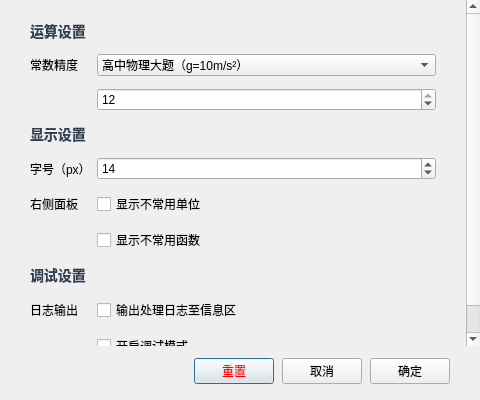
Old version of the form ui/settings.ui in the repository ljx-13/DimCalculator.
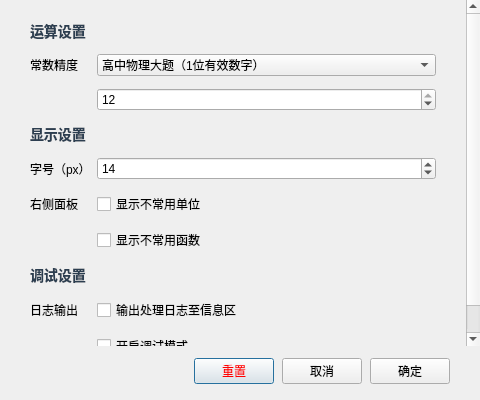
New version of the form.

What changed in the file:
```diff
--- a/ui/settings.ui
+++ b/ui/settings.ui
@@ -104,7 +104,7 @@
         <widget class="QComboBox" name="precisionCombo">
          <item>
           <property name="text">
-           <string>高中物理大题（g=10m/s²）</string>
+           <string>高中物理大题（1位有效数字）</string>
           </property>
          </item>
          <item>
```
Left out of the diff: 10 changed lines with no effect on the pictures.
